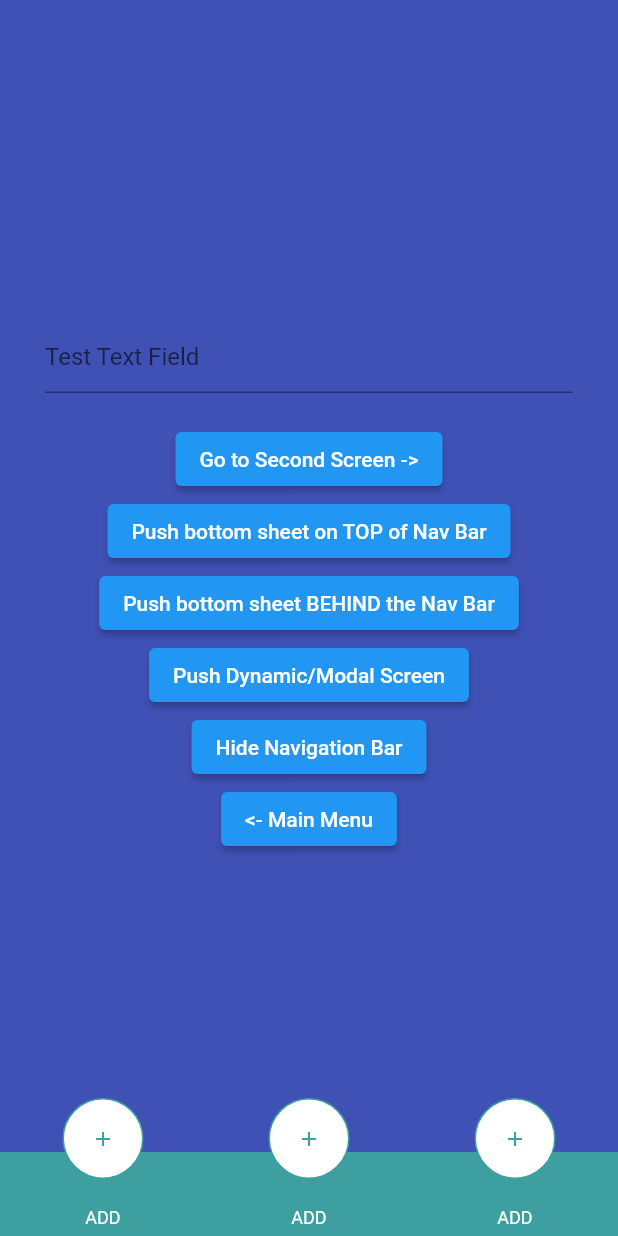
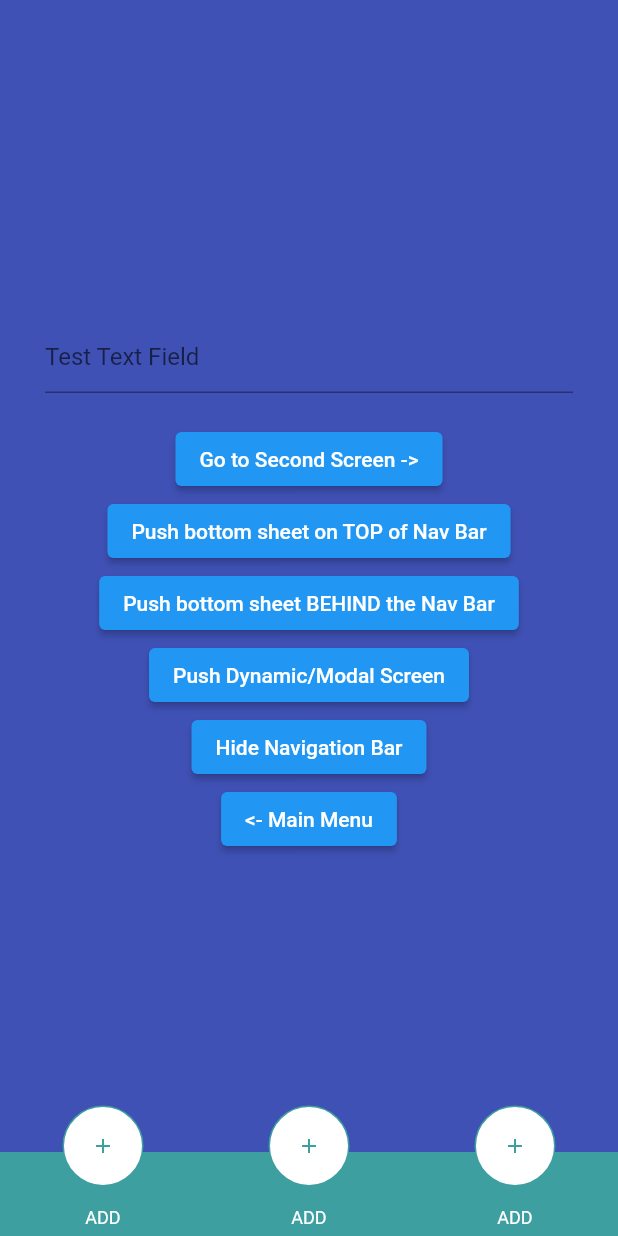
Before and after one commit to sahilpbs/PersistentBottomNavBarV2, a Flutter app: the screen it shows after launch, after a tap on "Interactive Example", on a phone screen of 412 x 824 dp. Run offline on Flutter 3.47's test engine with Material 2 defaults, Android fonts, the phone set to English and light mode, and no system bars.

Commit message:
customized plugin

```diff
--- a/lib/nav-bar-styles/style-15-bottom-nav-bar.widget.dart
+++ b/lib/nav-bar-styles/style-15-bottom-nav-bar.widget.dart
@@ -20,7 +20,7 @@ class BottomNavStyle15 extends StatelessWidget {
         fit: StackFit.expand,
         children: <Widget>[
           Transform.translate(
-            offset: Offset(0, -38),
+            offset: Offset(0, -33),
             child: Center(
               child: Container(
                 width: MediaQuery.of(context).size.width,
@@ -46,7 +46,7 @@ class BottomNavStyle15 extends StatelessWidget {
                         children: <Widget>[
                           Expanded(
                             child: Padding(
-                              padding: const EdgeInsets.all(12.0),
+                              padding: const EdgeInsets.all(12),
                               child: IconTheme(
                                 data: IconThemeData(
                                     size: 16, color: Color(0xFF3d9fa0)),
--- a/lib/persistent-tab-view.widget.dart
+++ b/lib/persistent-tab-view.widget.dart
@@ -107,8 +107,7 @@ class PersistentTabView extends PersistentTabViewBase {
           items: items,
           padding: padding,
           decoration: decoration,
-          hideNavigationBarWhenKeyboardShows:
-              hideNavigationBarWhenKeyboardShows,
+          hideNavigationBarWhenKeyboardShows: hideNavigationBarWhenKeyboardShows,
           itemAnimationProperties: itemAnimationProperties,
           navBarStyle: navBarStyle,
           popActionScreens: popActionScreens,
@@ -129,14 +128,11 @@ class PersistentTabView extends PersistentTabViewBase {
           hideNavigationBar: hideNavigationBar,
           screenTransitionAnimation: screenTransitionAnimation,
         ) {
-    assert(items != null,
-        "Items can only be null in case of custom navigation bar style. Please add the items!");
-    assert(assertMidButtonStyles(navBarStyle, items!.length),
-        "NavBar styles 15-18 only accept 3 or 5 PersistentBottomNavBarItem items.");
+    assert(items != null, "Items can only be null in case of custom navigation bar style. Please add the items!");
+    assert(assertMidButtonStyles(navBarStyle, items!.length), "NavBar styles 15-18 only accept 3 or 5 PersistentBottomNavBarItem items.");
     assert(items!.length == screens.length,
         "screens and items length should be same. If you are using the onPressed callback function of 'PersistentBottomNavBarItem', enter a dummy screen like Container() in its place in the screens");
-    assert(items!.length >= 2 && items.length <= 6,
-        "NavBar should have at least 2 or maximum 6 items (Except for styles 15-18)");
+    assert(items!.length >= 2 && items.length <= 6, "NavBar should have at least 2 or maximum 6 items (Except for styles 15-18)");
   }
 
   /// Creates a fullscreen container with a navigation bar at the bottom. The
@@ -163,8 +159,7 @@ class PersistentTabView extends PersistentTabViewBase {
     this.hideNavigationBarWhenKeyboardShows = true,
     bool popAllScreensOnTapOfSelectedTab = true,
     this.backgroundColor = CupertinoColors.black,
-    CustomWidgetRouteAndNavigatorSettings routeAndNavigatorSettings =
-        const CustomWidgetRouteAndNavigatorSettings(),
+    CustomWidgetRouteAndNavigatorSettings routeAndNavigatorSettings = const CustomWidgetRouteAndNavigatorSettings(),
     this.confineInSafeArea = true,
     this.onWillPop,
     this.stateManagement = true,
@@ -178,8 +173,7 @@ class PersistentTabView extends PersistentTabViewBase {
           screens: screens,
           controller: controller,
           margin: margin,
-          hideNavigationBarWhenKeyboardShows:
-              hideNavigationBarWhenKeyboardShows,
+          hideNavigationBarWhenKeyboardShows: hideNavigationBarWhenKeyboardShows,
           routeAndNavigatorSettings: routeAndNavigatorSettings,
           backgroundColor: backgroundColor,
           floatingActionButton: floatingActionButton,
@@ -202,14 +196,9 @@ class PersistentTabView extends PersistentTabViewBase {
         "screens and items length should be same. If you are using the onPressed callback function of 'PersistentBottomNavBarItem', enter a dummy screen like Container() in its place in the screens");
     assert(
         routeAndNavigatorSettings.navigatorKeys == null ||
-            routeAndNavigatorSettings.navigatorKeys != null &&
-                routeAndNavigatorSettings.navigatorKeys!.length !=
-                    items!.length,
+            routeAndNavigatorSettings.navigatorKeys != null && routeAndNavigatorSettings.navigatorKeys!.length != items!.length,
         "Number of 'Navigator Keys' must be equal to the number of bottom navigation tabs.");
-    assert(
-        routeAndNavigatorSettings.navigatorObservers.isEmpty ||
-            routeAndNavigatorSettings.navigatorObservers.length ==
-                items!.length,
+    assert(routeAndNavigatorSettings.navigatorObservers.isEmpty || routeAndNavigatorSettings.navigatorObservers.length == items!.length,
         "Number of 'Navigator Observer Lists' must be equal to the number of bottom navigation tabs. Each list of navigatorObservers observes the corresponding screen in the given order.");
   }
 }
@@ -369,9 +358,7 @@ class _PersistentTabViewState extends State<PersistentTabView> {
   void initState() {
     super.initState();
 
-    _contextList = List<BuildContext?>.filled(
-        widget.items == null ? widget.itemCount ?? 0 : widget.items!.length,
-        null);
+    _contextList = List<BuildContext?>.filled(widget.items == null ? widget.itemCount ?? 0 : widget.items!.length, null);
 
     if (widget.controller == null) {
       _controller = PersistentTabController(initialIndex: 0);
@@ -405,17 +392,13 @@ class _PersistentTabViewState extends State<PersistentTabView> {
   }
 
   Widget _buildScreen(int index) {
-    RouteAndNavigatorSettings _routeAndNavigatorSettings = widget
-            .isCustomWidget!
+    RouteAndNavigatorSettings _routeAndNavigatorSettings = widget.isCustomWidget!
         ? RouteAndNavigatorSettings(
             defaultTitle: widget.routeAndNavigatorSettings!.defaultTitle,
             initialRoute: widget.routeAndNavigatorSettings!.initialRoute,
             navigatorKey:
-                widget.routeAndNavigatorSettings!.navigatorKeys == null
-                    ? null
-                    : widget.routeAndNavigatorSettings!.navigatorKeys![index],
-            navigatorObservers: widget
-                    .routeAndNavigatorSettings!.navigatorObservers.isEmpty
+                widget.routeAndNavigatorSettings!.navigatorKeys == null ? null : widget.routeAndNavigatorSettings!.navigatorKeys![index],
+            navigatorObservers: widget.routeAndNavigatorSettings!.navigatorObservers.isEmpty
                 ? []
                 : widget.routeAndNavigatorSettings!.navigatorObservers[index],
             onGenerateRoute: widget.routeAndNavigatorSettings!.onGenerateRoute,
@@ -435,17 +418,14 @@ class _PersistentTabViewState extends State<PersistentTabView> {
                 _contextList[index] = screenContext;
                 if (_sendScreenContext) {
                   _sendScreenContext = false;
-                  widget.selectedTabScreenContext!(
-                      _contextList[_controller!.index]);
+                  widget.selectedTabScreenContext!(_contextList[_controller!.index]);
                 }
                 return widget.screens[index];
               },
             ),
           ),
           Positioned(
-            bottom: widget.decoration!.borderRadius != BorderRadius.zero
-                ? 25.0
-                : 10.0,
+            bottom: widget.decoration!.borderRadius != BorderRadius.zero ? 25.0 : 10.0,
             right: 10.0,
             child: widget.floatingActionButton!,
           ),
@@ -462,8 +442,7 @@ class _PersistentTabViewState extends State<PersistentTabView> {
                 _contextList[index] = screenContext;
                 if (_sendScreenContext) {
                   _sendScreenContext = false;
-                  widget.selectedTabScreenContext!(
-                      _contextList[_controller!.index]);
+                  widget.selectedTabScreenContext!(_contextList[_controller!.index]);
                 }
                 return widget.screens[index];
               },
@@ -472,78 +451,30 @@ class _PersistentTabViewState extends State<PersistentTabView> {
           _navBarHeight == 0
               ? SizedBox.shrink()
               : Positioned(
-                  bottom: (_navBarHeight! -
-                          (widget.bottomScreenMargin ??
-                              _navBarHeight! + widget.margin.top))
-                      .abs(),
-                  child: GestureDetector(
+                  left: 22,
+                  right: 22,
+                  bottom: (_navBarHeight! - (widget.bottomScreenMargin ?? _navBarHeight! + widget.margin.top)).abs(),
+                  child: Row(
+                    mainAxisAlignment: MainAxisAlignment.spaceBetween,
+                    children: [
+                      GestureDetector(
                         onTapDown: (details) {
-                      // Calculate the left and right bounds of each button
-                      double buttonWidth =
-                          MediaQuery.of(context).size.width / 3;
-                      double navBarCenter =
-                          MediaQuery.of(context).size.width / 2;
-                      double leftButtonBound = navBarCenter - 1.5 * buttonWidth;
-                      double centerButtonBound =
-                          navBarCenter - 0.5 * buttonWidth;
-                      double rightButtonBound =
-                          navBarCenter + 1.5 * buttonWidth;
-
-                      if (details.localPosition.dx >= leftButtonBound &&
-                          details.localPosition.dx < centerButtonBound) {
                           // Tap was within the left button
                           if (widget.items![0].onPressed != null) {
-                          widget.items![0]
-                              .onPressed!(_contextList[_controller!.index]);
+                            widget.items![0].onPressed!(_contextList[_controller!.index]);
                           } else {
                             _controller!.index = 0;
-                        }
-                      } else if (details.localPosition.dx >=
-                              centerButtonBound &&
-                          details.localPosition.dx < rightButtonBound) {
-                        // Tap was within the middle button
-
-                        if (widget.items![1].onPressed != null) {
-                          widget.items![1]
-                              .onPressed!(_contextList[_controller!.index]);
-                        } else {
-                          _controller!.index = 1;
-                        }
-                      } else {
-                        // Tap was within the right button
-
-                        if (widget.items![2].onPressed != null) {
-                          widget.items![2]
-                              .onPressed!(_contextList[_controller!.index]);
-                        } else {
-                          _controller!.index = 2;
-                        }
                           }
                         },
                         child: Center(
                           child: Container(
-                        height: 21.0 +
+                            height: 31.0 +
                                 min(
                                     widget.navBarHeight!,
-                                max(
-                                        (widget.decoration!.borderRadius ??
-                                                BorderRadius.zero)
-                                            .topRight
-                                            .y,
-                                        (widget.decoration!.borderRadius ??
-                                                BorderRadius.zero)
-                                            .topLeft
-                                            .y) +
-                                    (widget.decoration?.border != null
-                                        ? widget.decoration!.border!.dimensions
-                                            .vertical
-                                        : 0.0)),
-                        margin: EdgeInsets.only(
-                            left: MediaQuery.of(context).size.width / 2 -
-                                (MediaQuery.of(context).size.width / 5.0 -
-                                        30.0) /
-                                    2),
-                        width: MediaQuery.of(context).size.width / 5.0 - 30.0,
+                                    max((widget.decoration!.borderRadius ?? BorderRadius.zero).topRight.y,
+                                            (widget.decoration!.borderRadius ?? BorderRadius.zero).topLeft.y) +
+                                        (widget.decoration?.border != null ? widget.decoration!.border!.dimensions.vertical : 0.0)),
+                            width: MediaQuery.of(context).size.width / 3 - 50,
                             decoration: BoxDecoration(
                               color: Colors.transparent,
                               borderRadius: BorderRadius.only(
@@ -554,7 +485,69 @@ class _PersistentTabViewState extends State<PersistentTabView> {
                           ),
                         ),
                       ),
+                      GestureDetector(
+                        onTapDown: (details) {
+                          if (widget.items![1].onPressed != null) {
+                            widget.items![1].onPressed!(_contextList[_controller!.index]);
+                          } else {
+                            _controller!.index = 1;
+                          }
+                        },
+                        child: Center(
+                          child: Container(
+                            height: 31.0 +
+                                min(
+                                    widget.navBarHeight!,
+                                    max((widget.decoration!.borderRadius ?? BorderRadius.zero).topRight.y,
+                                            (widget.decoration!.borderRadius ?? BorderRadius.zero).topLeft.y) +
+                                        (widget.decoration?.border != null ? widget.decoration!.border!.dimensions.vertical : 0.0)),
+                            // margin: EdgeInsets.only(left: 20),
+                            width: MediaQuery.of(context).size.width / 3 - 50,
+
+                            decoration: BoxDecoration(
+                              color: Colors.transparent,
+                              borderRadius: BorderRadius.only(
+                                topLeft: Radius.circular(100.0),
+                                topRight: Radius.circular(100.0),
                               ),
+                            ),
+                          ),
+                        ),
+                      ),
+                      GestureDetector(
+                        onTapDown: (details) {
+                          // Tap was within the right button
+
+                          if (widget.items![2].onPressed != null) {
+                            widget.items![2].onPressed!(_contextList[_controller!.index]);
+                          } else {
+                            _controller!.index = 2;
+                          }
+                        },
+                        child: Center(
+                          child: Container(
+                            height: 31.0 +
+                                min(
+                                    widget.navBarHeight!,
+                                    max((widget.decoration!.borderRadius ?? BorderRadius.zero).topRight.y,
+                                            (widget.decoration!.borderRadius ?? BorderRadius.zero).topLeft.y) +
+                                        (widget.decoration?.border != null ? widget.decoration!.border!.dimensions.vertical : 0.0)),
+                            // margin: EdgeInsets.only(left: 20),
+                            width: MediaQuery.of(context).size.width / 3 - 50,
+
+                            decoration: BoxDecoration(
+                              color: Colors.transparent,
+                              borderRadius: BorderRadius.only(
+                                topLeft: Radius.circular(100.0),
+                                topRight: Radius.circular(100.0),
+                              ),
+                            ),
+                          ),
+                        ),
+                      ),
+                    ],
+                  ),
+                )
         ],
       );
     } else if (widget.navBarStyle == NavBarStyle.style16) {
@@ -568,8 +561,7 @@ class _PersistentTabViewState extends State<PersistentTabView> {
                 _contextList[index] = screenContext;
                 if (_sendScreenContext) {
                   _sendScreenContext = false;
-                  widget.selectedTabScreenContext!(
-                      _contextList[_controller!.index]);
+                  widget.selectedTabScreenContext!(_contextList[_controller!.index]);
                 }
                 return widget.screens[index];
               },
@@ -578,17 +570,11 @@ class _PersistentTabViewState extends State<PersistentTabView> {
           _navBarHeight == 0
               ? SizedBox.shrink()
               : Positioned(
-                  bottom: (_navBarHeight! -
-                          (widget.bottomScreenMargin ??
-                              _navBarHeight! + widget.margin.top))
-                      .abs(),
+                  bottom: (_navBarHeight! - (widget.bottomScreenMargin ?? _navBarHeight! + widget.margin.top)).abs(),
                   child: GestureDetector(
                     onTap: () {
-                      if (widget.items![(widget.items!.length / 2).floor()]
-                              .onPressed !=
-                          null) {
-                        widget.items![(widget.items!.length / 2).floor()]
-                            .onPressed!(_contextList[_controller!.index]);
+                      if (widget.items![(widget.items!.length / 2).floor()].onPressed != null) {
+                        widget.items![(widget.items!.length / 2).floor()].onPressed!(_contextList[_controller!.index]);
                       } else {
                         _controller!.index = (widget.items!.length / 2).floor();
                       }
@@ -598,24 +584,11 @@ class _PersistentTabViewState extends State<PersistentTabView> {
                         height: 21 +
                             min(
                                 widget.navBarHeight!,
-                                max(
-                                        (widget.decoration!.borderRadius ??
-                                                BorderRadius.zero)
-                                            .topRight
-                                            .y,
-                                        (widget.decoration!.borderRadius ??
-                                                BorderRadius.zero)
-                                            .topLeft
-                                            .y) +
-                                    (widget.decoration?.border != null
-                                        ? widget.decoration!.border!.dimensions
-                                            .vertical
-                                        : 0.0)),
+                                max((widget.decoration!.borderRadius ?? BorderRadius.zero).topRight.y,
+                                        (widget.decoration!.borderRadius ?? BorderRadius.zero).topLeft.y) +
+                                    (widget.decoration?.border != null ? widget.decoration!.border!.dimensions.vertical : 0.0)),
                         margin: EdgeInsets.only(
-                            left: MediaQuery.of(context).size.width / 2 -
-                                (MediaQuery.of(context).size.width / 5.0 -
-                                        30.0) /
-                                    2),
+                            left: MediaQuery.of(context).size.width / 2 - (MediaQuery.of(context).size.width / 5.0 - 30.0) / 2),
                         width: MediaQuery.of(context).size.width / 5.0 - 30.0,
                         decoration: BoxDecoration(
                           color: Colors.transparent,
@@ -633,8 +606,7 @@ class _PersistentTabViewState extends State<PersistentTabView> {
             _contextList[index] = screenContext;
             if (_sendScreenContext) {
               _sendScreenContext = false;
-              widget
-                  .selectedTabScreenContext!(_contextList[_controller!.index]);
+              widget.selectedTabScreenContext!(_contextList[_controller!.index]);
             }
             return widget.screens[index];
           });
@@ -643,12 +615,8 @@ class _PersistentTabViewState extends State<PersistentTabView> {
 
   Widget navigationBarWidget() => PersistentTabScaffold(
         controller: _controller,
-        itemCount:
-            widget.items == null ? widget.itemCount ?? 0 : widget.items!.length,
-        bottomScreenMargin:
-            widget.hideNavigationBar != null && widget.hideNavigationBar!
-                ? 0.0
-                : widget.bottomScreenMargin,
+        itemCount: widget.items == null ? widget.itemCount ?? 0 : widget.items!.length,
+        bottomScreenMargin: widget.hideNavigationBar != null && widget.hideNavigationBar! ? 0.0 : widget.bottomScreenMargin,
         stateManagement: widget.stateManagement,
         screenTransitionAnimation: widget.screenTransitionAnimation,
         resizeToAvoidBottomInset: widget.resizeToAvoidBottomInset,
@@ -663,10 +631,8 @@ class _PersistentTabViewState extends State<PersistentTabView> {
             items: widget.items,
             backgroundColor: widget.backgroundColor,
             navBarHeight: _navBarHeight,
-            popScreensOnTapOfSelectedTab:
-                widget.popAllScreensOnTapOfSelectedTab,
-            popAllScreensOnTapAnyTabs:
-                widget.popAllScreensOnTapAnyTabs ?? false,
+            popScreensOnTapOfSelectedTab: widget.popAllScreensOnTapOfSelectedTab,
+            popAllScreensOnTapAnyTabs: widget.popAllScreensOnTapAnyTabs ?? false,
             onItemSelected: (int index) {
               if (_controller!.index != _previousIndex) {
                 _previousIndex = _controller!.index;
@@ -704,8 +670,7 @@ class _PersistentTabViewState extends State<PersistentTabView> {
             top: false,
             right: false,
             left: false,
-            bottom: (widget.items != null &&
-                        widget.items![_controller!.index].opacity < 1.0) ||
+            bottom: (widget.items != null && widget.items![_controller!.index].opacity < 1.0) ||
                     (widget.hideNavigationBar != null && _isCompleted!)
                 ? false
                 : widget.margin.bottom > 0
@@ -719,24 +684,17 @@ class _PersistentTabViewState extends State<PersistentTabView> {
   @override
   Widget build(BuildContext context) {
     bool isKeyboardUp = MediaQuery.of(widget.context).viewInsets.bottom > 0;
-    _navBarHeight = (isKeyboardUp && widget.hideNavigationBarWhenKeyboardShows)
-        ? 0.0
-        : widget.navBarHeight ?? kBottomNavigationBarHeight;
+    _navBarHeight = (isKeyboardUp && widget.hideNavigationBarWhenKeyboardShows) ? 0.0 : widget.navBarHeight ?? kBottomNavigationBarHeight;
     if (_contextList.length != (widget.itemCount ?? widget.items!.length)) {
-      _contextList = List<BuildContext?>.filled(
-          (widget.items == null ? widget.itemCount ?? 0 : widget.items!.length),
-          null);
+      _contextList = List<BuildContext?>.filled((widget.items == null ? widget.itemCount ?? 0 : widget.items!.length), null);
     }
     if (widget.handleAndroidBackButtonPress || widget.onWillPop != null) {
       return WillPopScope(
-        onWillPop:
-            !widget.handleAndroidBackButtonPress && widget.onWillPop != null
+        onWillPop: !widget.handleAndroidBackButtonPress && widget.onWillPop != null
             ? () => widget.onWillPop!(_contextList[_controller!.index])
             : () async {
-                    if (_controller!.index == 0 &&
-                        !Navigator.canPop(_contextList.first!)) {
-                      if (widget.handleAndroidBackButtonPress &&
-                          widget.onWillPop != null) {
+                if (_controller!.index == 0 && !Navigator.canPop(_contextList.first!)) {
+                  if (widget.handleAndroidBackButtonPress && widget.onWillPop != null) {
                     return widget.onWillPop!(_contextList.first);
                   }
                   return true;
@@ -760,15 +718,10 @@ class _PersistentTabViewState extends State<PersistentTabView> {
   }
 
   void popAllScreens() {
-    if ((widget.popAllScreensOnTapOfSelectedTab ||
-            widget.popAllScreensOnTapAnyTabs!) &&
-        _contextList[_controller!.index] != null) {
-      if (widget.items![_controller!.index]
-                  .onSelectedTabPressWhenNoScreensPushed !=
-              null &&
+    if ((widget.popAllScreensOnTapOfSelectedTab || widget.popAllScreensOnTapAnyTabs!) && _contextList[_controller!.index] != null) {
+      if (widget.items![_controller!.index].onSelectedTabPressWhenNoScreensPushed != null &&
           !Navigator.of(_contextList[_controller!.index]!).canPop()) {
-        widget.items![_controller!.index]
-            .onSelectedTabPressWhenNoScreensPushed!();
+        widget.items![_controller!.index].onSelectedTabPressWhenNoScreensPushed!();
       }
 
       if (widget.popActionScreens == PopActionScreensType.once) {
@@ -780,11 +733,8 @@ class _PersistentTabViewState extends State<PersistentTabView> {
         Navigator.popUntil(
             _contextList[_controller!.index]!,
             ModalRoute.withName(widget.isCustomWidget!
-                ? (widget.routeAndNavigatorSettings?.initialRoute ??
-                    '/9f580fc5-c252-45d0-af25-9429992db112')
-                : widget.items![_controller!.index].routeAndNavigatorSettings
-                        .initialRoute ??
-                    '/9f580fc5-c252-45d0-af25-9429992db112'));
+                ? (widget.routeAndNavigatorSettings?.initialRoute ?? '/9f580fc5-c252-45d0-af25-9429992db112')
+                : widget.items![_controller!.index].routeAndNavigatorSettings.initialRoute ?? '/9f580fc5-c252-45d0-af25-9429992db112'));
       }
     }
   }
```
Lines whose indentation alone changed are shown as unchanged.
